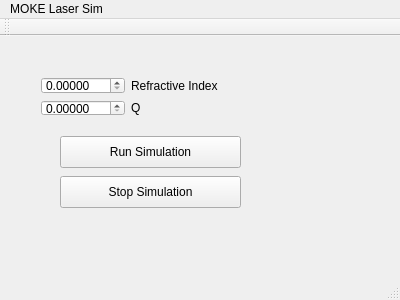
Qt form mokelasersim.ui (Billlynch/COMP30040) before a commit.
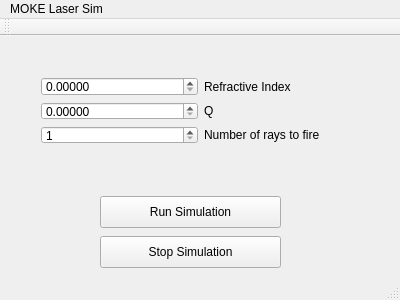
The same form after that commit.

Patch:
```diff
--- a/mokelasersim.ui
+++ b/mokelasersim.ui
@@ -19,8 +19,8 @@
      <rect>
       <x>30</x>
       <y>30</y>
-      <width>199</width>
-      <height>61</height>
+      <width>341</width>
+      <height>89</height>
      </rect>
     </property>
     <layout class="QGridLayout" name="gridLayout">
@@ -52,13 +52,30 @@
        </property>
       </widget>
      </item>
+     <item row="2" column="0">
+      <widget class="QSpinBox" name="rayCount">
+       <property name="minimum">
+        <number>1</number>
+       </property>
+       <property name="maximum">
+        <number>1000</number>
+       </property>
+      </widget>
+     </item>
+     <item row="2" column="1">
+      <widget class="QLabel" name="label_3">
+       <property name="text">
+        <string>Number of rays to fire</string>
+       </property>
+      </widget>
+     </item>
     </layout>
    </widget>
    <widget class="QPushButton" name="RunSimButton">
     <property name="geometry">
      <rect>
-      <x>60</x>
-      <y>100</y>
+      <x>100</x>
+      <y>160</y>
       <width>181</width>
       <height>32</height>
      </rect>
@@ -70,8 +87,8 @@
    <widget class="QPushButton" name="StopSimButton">
     <property name="geometry">
      <rect>
-      <x>60</x>
-      <y>140</y>
+      <x>100</x>
+      <y>200</y>
       <width>181</width>
       <height>32</height>
      </rect>
```
Left out of the diff: 14 changed lines with no effect on the pictures.
